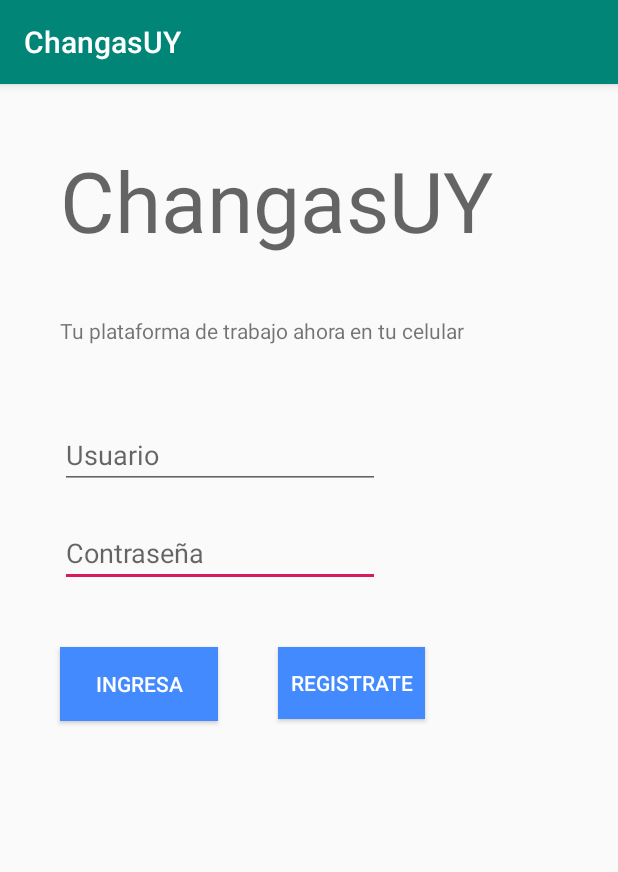
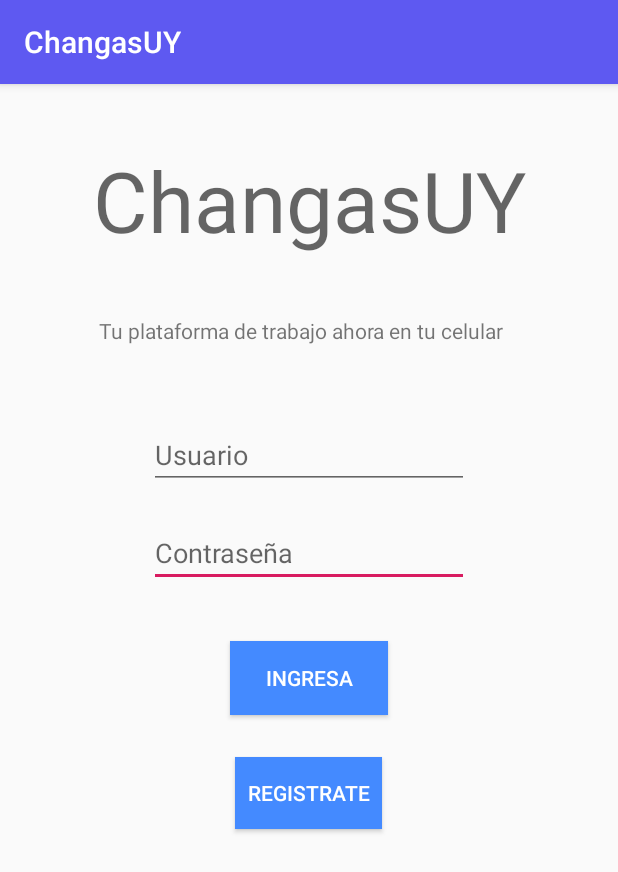
Before and after one commit to mmislej/ChangasUY, an Android app: the screen it shows after launch (LoginActivity), on a phone screen of 412 x 824 dp. Shown: the top 872 px of the screen. Run offline under Robolectric (Android 15) with nearby library versions, the phone set to English and light mode, and no system bars.

Commit message:
Cambio de color y centrado, se agrega usuario:user, contraseña:user y advertencia de error al ingresar mal los datos

```diff
--- a/app/src/main/java/com/test/changasuy/LoginActivity.java
+++ b/app/src/main/java/com/test/changasuy/LoginActivity.java
@@ -6,6 +6,8 @@ import android.content.Intent;
 import android.os.Bundle;
 import android.view.View;
 import android.widget.Button;
+import android.widget.EditText;
+import android.widget.Toast;
 
 public class LoginActivity extends AppCompatActivity {
 
@@ -20,10 +22,16 @@ public class LoginActivity extends AppCompatActivity {
         btn.setOnClickListener(new View.OnClickListener() {
             @Override
             public void onClick(View v) {
-                //Toast.makeText(LoginActivity.this,"Button clicked from the code",Toast.LENGTH_LONG).show(); trae mensaje emergente
-                //Acceder al segundo activity y mandarle un string
-                Intent intent = new Intent(LoginActivity.this, MenuActivity.class);
-                startActivity(intent);
+                String usuario = ((EditText) findViewById(R.id.editTextUser)).getText().toString();
+                String password = ((EditText) findViewById(R.id.editTextPassword)).getText().toString();
+                if (usuario.equals("user") && password.equals("user"))
+                {
+                    Intent intent = new Intent(LoginActivity.this, MenuActivity.class);
+                    startActivity(intent);
+                } else {
+                    Toast.makeText(getApplicationContext(), "Usuario o Contraseña Incorrectos", Toast.LENGTH_SHORT).show();
+                }
+
             }
         });
     }
--- a/app/src/main/res/layout/activity_login.xml
+++ b/app/src/main/res/layout/activity_login.xml
@@ -10,10 +10,9 @@
         android:id="@+id/textViewFrase"
         android:layout_width="280dp"
         android:layout_height="30dp"
-        android:layout_marginStart="40dp"
-        android:layout_marginLeft="40dp"
         android:layout_marginTop="40dp"
         android:text="Tu plataforma de trabajo ahora en tu celular"
+        app:layout_constraintEnd_toEndOf="parent"
         app:layout_constraintStart_toStartOf="parent"
         app:layout_constraintTop_toBottomOf="@+id/textView" />
 
@@ -21,12 +20,11 @@
         android:id="@+id/editTextPassword"
         android:layout_width="wrap_content"
         android:layout_height="wrap_content"
-        android:layout_marginStart="40dp"
-        android:layout_marginLeft="40dp"
         android:layout_marginTop="20dp"
         android:ems="10"
         android:hint="Contraseña"
         android:inputType="textPassword"
+        app:layout_constraintEnd_toEndOf="parent"
         app:layout_constraintStart_toStartOf="parent"
         app:layout_constraintTop_toBottomOf="@+id/editTextUser" />
 
@@ -34,12 +32,11 @@
         android:id="@+id/editTextUser"
         android:layout_width="wrap_content"
         android:layout_height="wrap_content"
-        android:layout_marginStart="40dp"
-        android:layout_marginLeft="40dp"
         android:layout_marginTop="40dp"
         android:ems="10"
         android:hint="Usuario"
         android:inputType="textPersonName"
+        app:layout_constraintEnd_toEndOf="parent"
         app:layout_constraintStart_toStartOf="parent"
         app:layout_constraintTop_toBottomOf="@+id/textViewFrase" />
 
@@ -47,12 +44,11 @@
         android:id="@+id/buttonLogin"
         android:layout_width="105dp"
         android:layout_height="49dp"
-        android:layout_marginStart="40dp"
-        android:layout_marginLeft="40dp"
-        android:layout_marginTop="40dp"
+        android:layout_marginTop="36dp"
         android:background="#448AFF"
         android:text="Ingresa"
         android:textColor="#fff"
+        app:layout_constraintEnd_toEndOf="parent"
         app:layout_constraintStart_toStartOf="parent"
         app:layout_constraintTop_toBottomOf="@+id/editTextPassword" />
 
@@ -60,24 +56,23 @@
         android:id="@+id/buttonRegister"
         android:layout_width="98dp"
         android:layout_height="48dp"
-        android:layout_marginStart="40dp"
-        android:layout_marginLeft="40dp"
-        android:layout_marginTop="40dp"
+        android:layout_marginTop="28dp"
         android:background="#448AFF"
         android:text="Registrate"
         android:textColor="#fff"
-        app:layout_constraintStart_toEndOf="@+id/buttonLogin"
-        app:layout_constraintTop_toBottomOf="@+id/editTextPassword" />
+        app:layout_constraintEnd_toEndOf="parent"
+        app:layout_constraintHorizontal_bias="0.498"
+        app:layout_constraintStart_toStartOf="parent"
+        app:layout_constraintTop_toBottomOf="@+id/buttonLogin" />
 
     <TextView
         android:id="@+id/textView"
         android:layout_width="wrap_content"
         android:layout_height="wrap_content"
-        android:layout_marginStart="40dp"
-        android:layout_marginLeft="40dp"
         android:layout_marginTop="40dp"
         android:text="ChangasUY"
         android:textAppearance="@style/TextAppearance.AppCompat.Display3"
+        app:layout_constraintEnd_toEndOf="parent"
         app:layout_constraintStart_toStartOf="parent"
         app:layout_constraintTop_toTopOf="parent" />
 </androidx.constraintlayout.widget.ConstraintLayout>
--- a/app/src/main/res/layout/activity_menu.xml
+++ b/app/src/main/res/layout/activity_menu.xml
@@ -10,10 +10,10 @@
         android:id="@+id/button"
         android:layout_width="wrap_content"
         android:layout_height="wrap_content"
-        android:layout_marginTop="133dp"
+        android:layout_marginTop="80dp"
         android:text="area personal"
         app:layout_constraintEnd_toEndOf="parent"
-        app:layout_constraintHorizontal_bias="0.5"
+        app:layout_constraintHorizontal_bias="0.501"
         app:layout_constraintStart_toStartOf="parent"
         app:layout_constraintTop_toTopOf="parent" />
 
@@ -32,7 +32,7 @@
         android:id="@+id/button3"
         android:layout_width="wrap_content"
         android:layout_height="wrap_content"
-        android:layout_marginTop="36dp"
+        android:layout_marginTop="26dp"
         android:text="postulados"
         app:layout_constraintEnd_toEndOf="parent"
         app:layout_constraintHorizontal_bias="0.5"
@@ -43,7 +43,7 @@
         android:id="@+id/button4"
         android:layout_width="wrap_content"
         android:layout_height="wrap_content"
-        android:layout_marginTop="34dp"
+        android:layout_marginTop="26dp"
         android:text="referencias"
         app:layout_constraintEnd_toEndOf="parent"
         app:layout_constraintHorizontal_bias="0.5"
@@ -54,7 +54,7 @@
         android:id="@+id/button5"
         android:layout_width="wrap_content"
         android:layout_height="wrap_content"
-        android:layout_marginTop="30dp"
+        android:layout_marginTop="26dp"
         android:text="Configuración"
         app:layout_constraintEnd_toEndOf="parent"
         app:layout_constraintHorizontal_bias="0.5"
--- a/app/src/main/res/values/colors.xml
+++ b/app/src/main/res/values/colors.xml
@@ -1,6 +1,6 @@
 <?xml version="1.0" encoding="utf-8"?>
 <resources>
-    <color name="colorPrimary">#008577</color>
+    <color name="colorPrimary">#5E59F1</color>
     <color name="colorPrimaryDark">#00574B</color>
     <color name="colorAccent">#D81B60</color>
 </resources>
```
